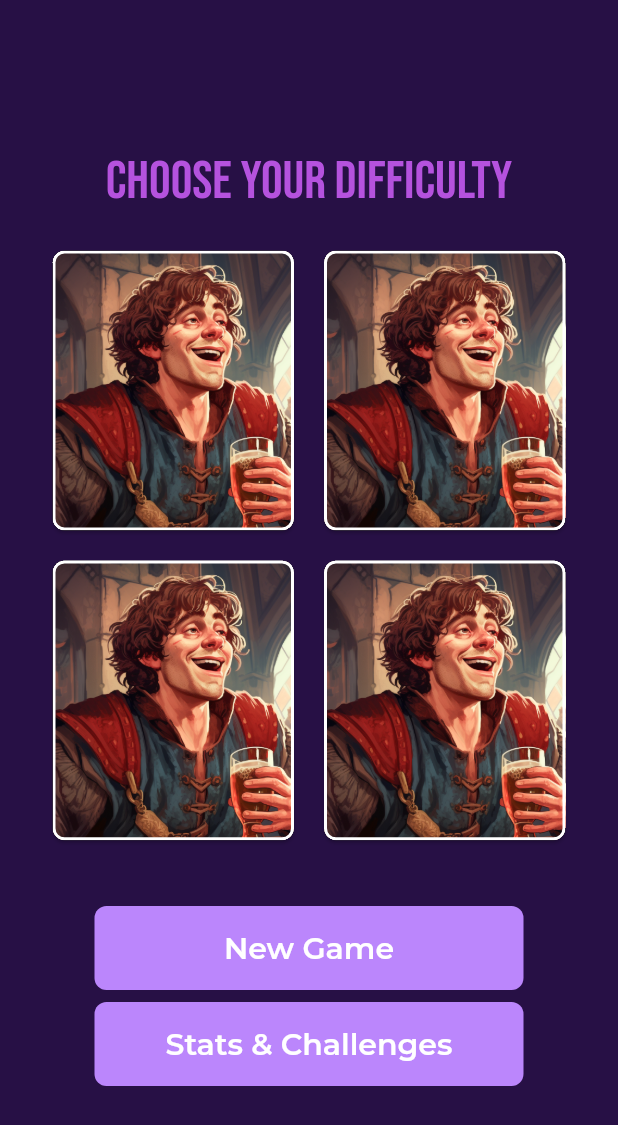
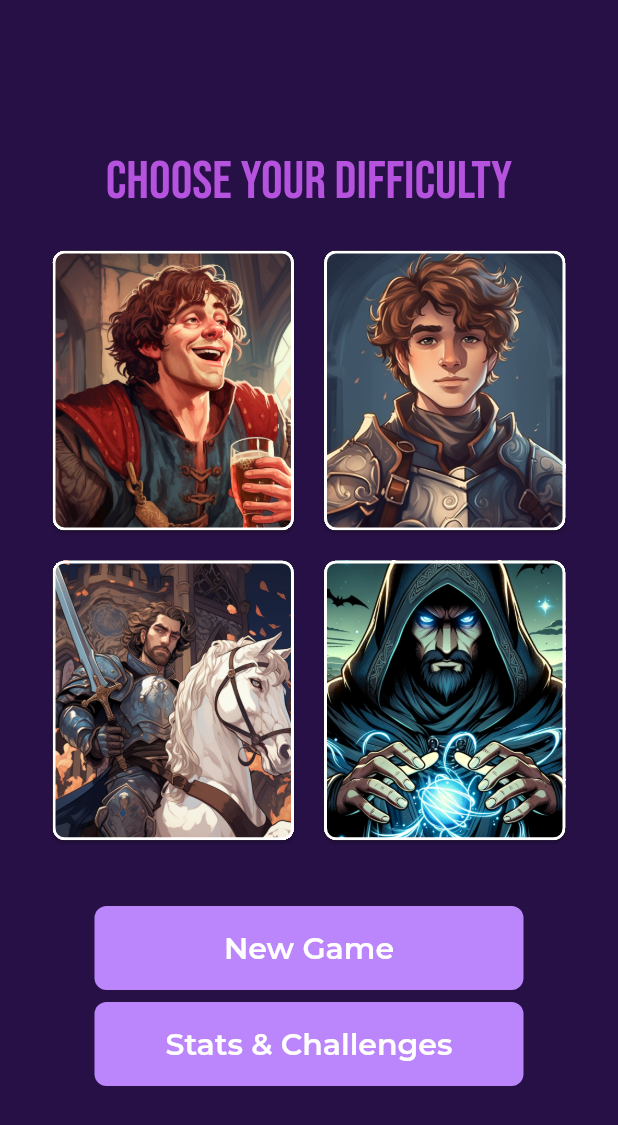
Before and after one commit to danielmrrk/CS-50-Final-Project-Tick-Tack, a Flutter app: the screen it shows after launch, on a phone screen of 412 x 824 dp. Shown: the top 1125 px of the screen. Run offline on Flutter 3.47's test engine with Material 2 defaults, Android fonts, the phone set to English and light mode, and no system bars; our stand-ins replace google_fonts.

Commit message:
feat: new images

```diff
--- /dev/null
+++ b/lib/main_sceen/difficulty.dart
@@ -0,0 +1,11 @@
+class Difficulty {
+  const Difficulty(this.displayName, this.time, this.technicalName);
+  final String displayName;
+  final String time;
+  final String technicalName;
+
+  static const drunkard = Difficulty("Drunkard", "infinity", "drunkard");
+  static const novice = Difficulty("Novice", "10", "novice");
+  static const whiteKnight = Difficulty("White Knight", "5", "white knight");
+  static const darkWizard = Difficulty("Dark Wizard", "3", "dark wizard");
+}
--- a/lib/main_sceen/difficulty_grid.dart
+++ b/lib/main_sceen/difficulty_grid.dart
@@ -1,4 +1,5 @@
 import 'package:flutter/material.dart';
+import 'package:tic_tac/main_sceen/difficulty.dart';
 import 'package:tic_tac/main_sceen/difficulty_item.dart';
 
 class DifficultyGrid extends StatefulWidget {
@@ -26,6 +27,7 @@ class _DifficultyGridState extends State<DifficultyGrid> {
             deactivateSelection: deactivateSelection,
             deactivate: deactivatedStatus,
             isDarkened: isDarkened,
+            difficultyDisplay: Difficulty.drunkard,
           ),
           DifficultyItem(
             rightSide: true,
@@ -33,6 +35,7 @@ class _DifficultyGridState extends State<DifficultyGrid> {
             deactivateSelection: deactivateSelection,
             deactivate: deactivatedStatus,
             isDarkened: isDarkened,
+            difficultyDisplay: Difficulty.novice,
           ),
           DifficultyItem(
             leftSide: true,
@@ -40,6 +43,7 @@ class _DifficultyGridState extends State<DifficultyGrid> {
             deactivateSelection: deactivateSelection,
             deactivate: deactivatedStatus,
             isDarkened: isDarkened,
+            difficultyDisplay: Difficulty.whiteKnight,
           ),
           DifficultyItem(
             rightSide: true,
@@ -47,6 +51,7 @@ class _DifficultyGridState extends State<DifficultyGrid> {
             deactivateSelection: deactivateSelection,
             deactivate: deactivatedStatus,
             isDarkened: isDarkened,
+            difficultyDisplay: Difficulty.darkWizard,
           )
         ],
       ),
@@ -63,4 +68,8 @@ class _DifficultyGridState extends State<DifficultyGrid> {
       }
     });
   }
+
+  // void setFocus(String difficultyName) {
+  //   if ()
+  // }
 }
--- a/lib/main_sceen/difficulty_item.dart
+++ b/lib/main_sceen/difficulty_item.dart
@@ -1,4 +1,5 @@
 import 'package:flutter/material.dart';
+import 'package:tic_tac/main_sceen/difficulty.dart';
 
 class DifficultyItem extends StatefulWidget {
   const DifficultyItem({
@@ -10,6 +11,7 @@ class DifficultyItem extends StatefulWidget {
     required this.deactivateSelection,
     required this.deactivate,
     required this.isDarkened,
+    required this.difficultyDisplay,
   });
 
   final bool? leftSide;
@@ -19,12 +21,13 @@ class DifficultyItem extends StatefulWidget {
   final Function(bool selected) deactivateSelection;
   final bool deactivate;
   final bool isDarkened;
+  final Difficulty difficultyDisplay;
 
   @override
   State<DifficultyItem> createState() => _DifficultyItemState();
 }
 
-class _DifficultyItemState extends State<DifficultyItem> {
+class _DifficultyItemState extends State<DifficultyItem> with TickerProviderStateMixin {
   bool selected = false;
   bool mainSelect = false;
 
@@ -76,12 +79,12 @@ class _DifficultyItemState extends State<DifficultyItem> {
             child: Image(
               image: AssetImage(
                 selected
-                    ? "assets/edited_drunkard_2.png"
+                    ? "assets/edited_${widget.difficultyDisplay.technicalName}.png"
                     : widget.isDarkened
-                        ? "assets/grey_drunkard.png"
-                        : "assets/drunkard.png",
+                        ? "assets/grey_${widget.difficultyDisplay.technicalName}.png"
+                        : "assets/${widget.difficultyDisplay.technicalName}.png",
               ),
-              fit: BoxFit.contain,
+              fit: BoxFit.cover,
             ),
           ),
         ),
```
Also changed, not shown: assets/dark wizard.png (added), assets/dark_wizard.png (deleted), assets/edited_dark wizard.png (added), assets/edited_drunkard.png, assets/edited_drunkard_2.png (deleted), assets/edited_novice.png (added), assets/edited_white knight.png (added), assets/grey_dark wizard.png (added), assets/grey_novice.png (added), assets/grey_white knight.png (added), assets/novice.png, assets/white knight.png (added), assets/white_knight.png (deleted), pubspec.yaml (line endings or trailing spaces).
